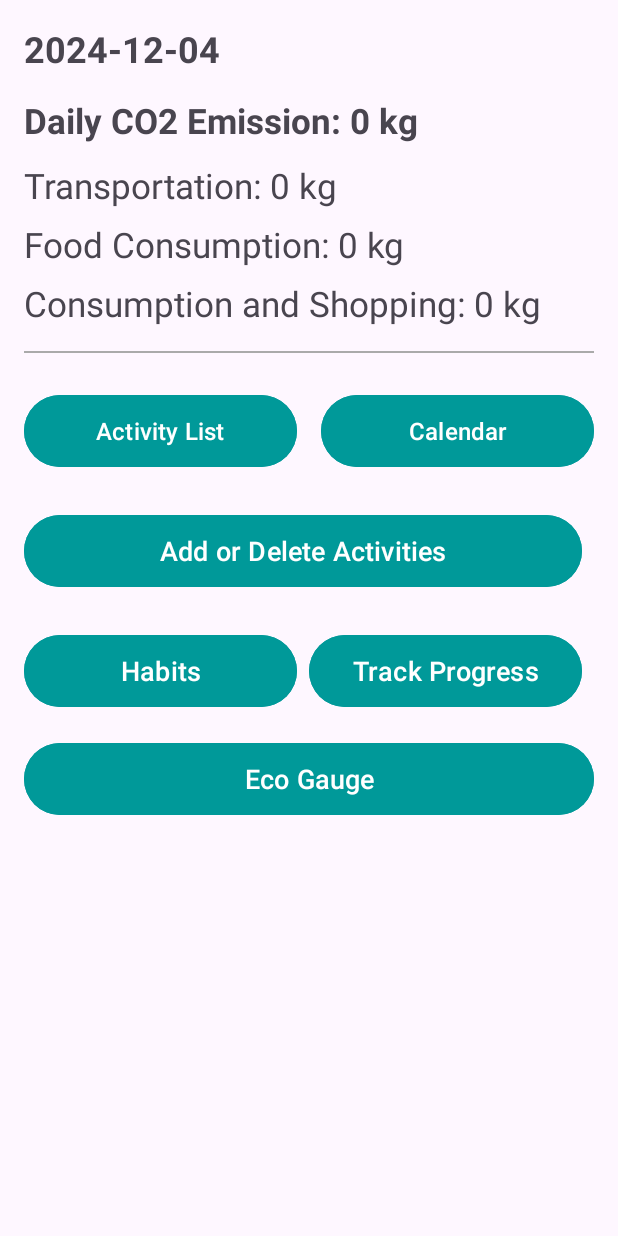
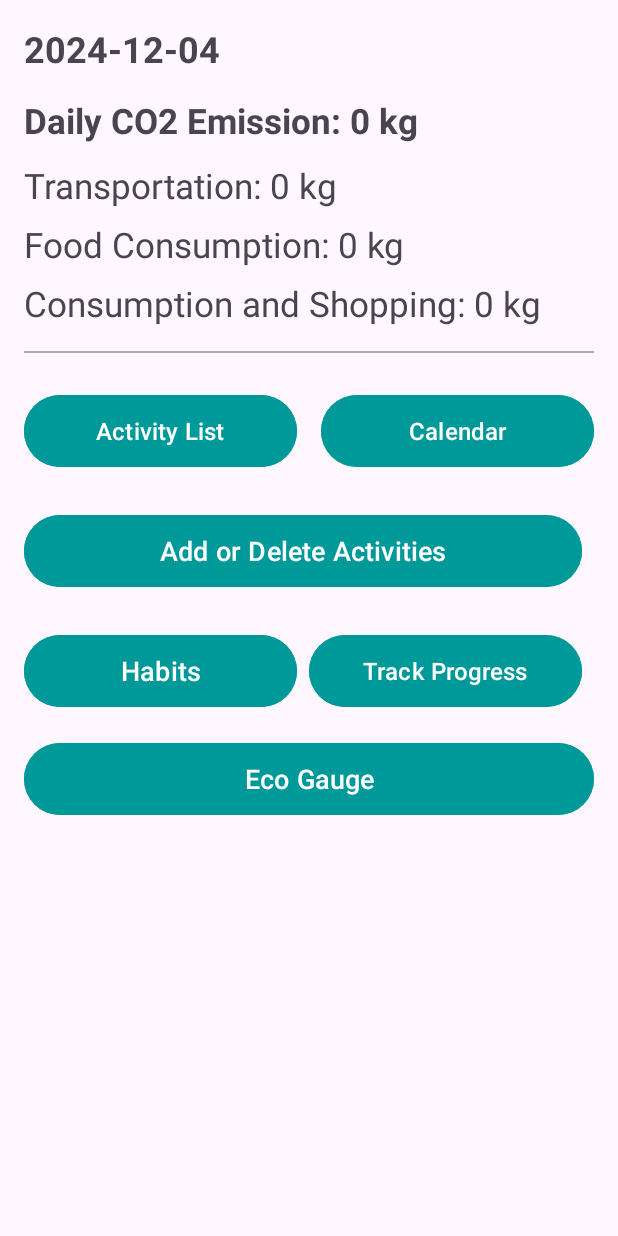
Before and after one commit to KaenKaslana/CSCB07-Software-Design-Project, an Android app: the EmissionDisplayActivity screen opened directly, with no data from a screen before it, on a phone screen of 412 x 824 dp. Run offline under Robolectric (Android 15) with nearby library versions, the phone set to English and light mode, and no system bars; our stand-ins replace Firebase (no records; nobody signed in at launch, a user with empty details on screens opened directly).

Commit message:
updated text size

```diff
--- a/ProjectStarter/app/src/main/res/layout/activity_emission_display.xml
+++ b/ProjectStarter/app/src/main/res/layout/activity_emission_display.xml
@@ -127,12 +127,12 @@
         <Button
             android:id="@+id/btnSaveProgress"
             android:layout_width="0dp"
-            android:layout_height="56dp"
+            android:layout_height="match_parent"
             android:layout_marginEnd="8dp"
             android:layout_weight="1"
             android:backgroundTint="#009999"
             android:text="Track Progress"
-            android:textSize="18sp" />
+            android:textSize="16sp" />
     </LinearLayout>
 
     <Button
```
